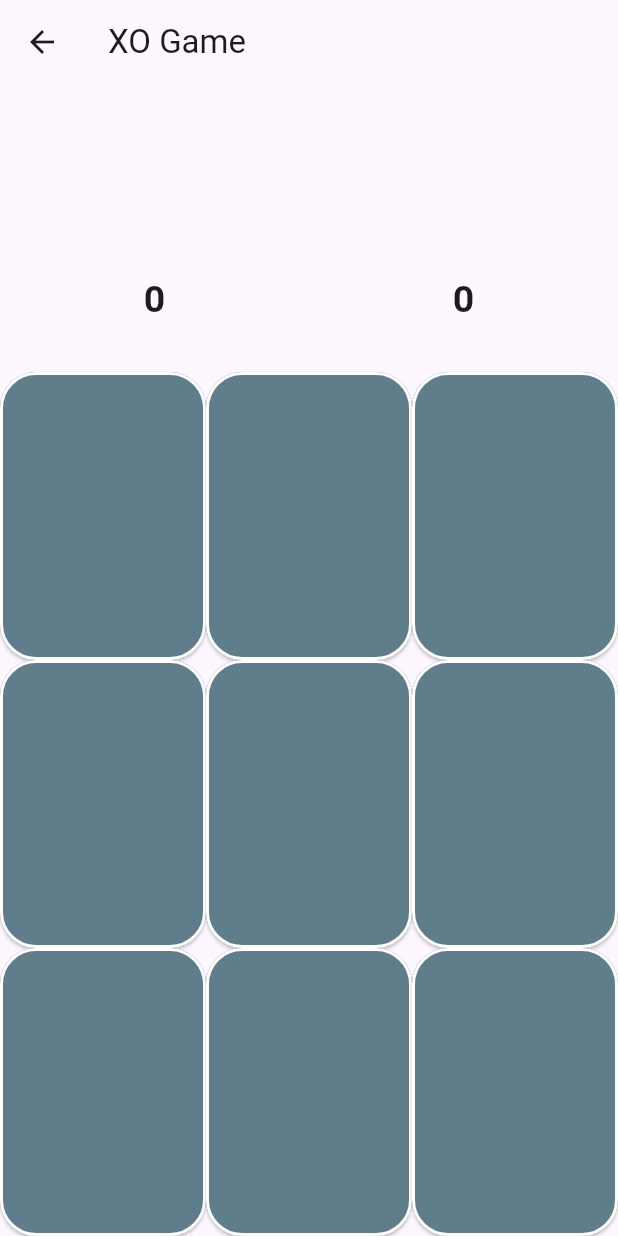
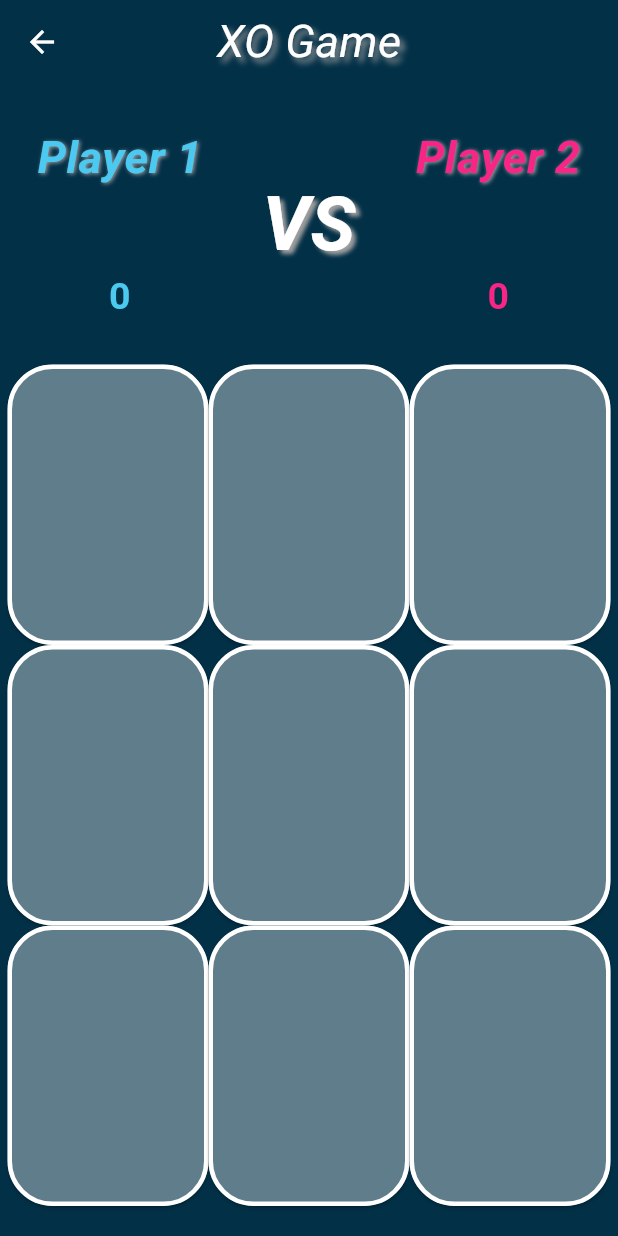
Before and after one commit to BeshoSafwat/Tic-Tac-Toe_Game, a Flutter app: the screen it shows after launch, after a tap on "Let's go", on a phone screen of 412 x 824 dp. Run offline on Flutter 3.47's test engine with Material 3 defaults, Android fonts, the phone set to English and light mode, and no system bars.

Commit message:
update app

```diff
--- a/lib/ganebutton.dart
+++ b/lib/ganebutton.dart
@@ -1,4 +1,3 @@
-
 import 'package:flutter/cupertino.dart';
 import 'package:flutter/material.dart';
 
@@ -6,25 +5,31 @@ class Game_Button extends StatelessWidget {
   String text;
   int index;
   Function ongameclick;
-  Game_Button(this.text,this.ongameclick,this.index);
+  var color = 0xff02c39a;
+
+  Game_Button(this.text, this.ongameclick, this.index);
+
   @override
   Widget build(BuildContext context) {
     return Expanded(
-      child: ElevatedButton(onPressed:(){
-        ongameclick(index);
-      } ,
-        child:Text(text,style: TextStyle(
-          fontWeight:FontWeight.w300,
-          fontSize: 60,
-          color: Colors.red
-        ),),
+      child: ElevatedButton(
+        onPressed: () {
+          ongameclick(index);
+        },
+        child: Text(
+          text,
+          style: TextStyle(
+            fontWeight: FontWeight.bold,
+            fontSize: 70,
+            color: text == 'X' ? Color(0xff4cc9f0) : Color(0xfff72585),
+          ),
+        ),
         style: ElevatedButton.styleFrom(
-          backgroundColor: Colors.blueGrey
-          ,shape: RoundedRectangleBorder(
-            borderRadius: BorderRadius.circular(24),
-            side: BorderSide(width: 2,color: Colors.white)
-        ),
-
+          backgroundColor: Colors.blueGrey,
+          shape: RoundedRectangleBorder(
+              borderRadius: BorderRadius.circular(30),
+              side: BorderSide(width: 3, color: Colors.white)
+          ),
         ),
       ),
     );
--- a/lib/logicscreen.dart
+++ /dev/null
@@ -1,89 +0,0 @@
-
-import 'package:flutter/cupertino.dart';
-import 'package:flutter/material.dart';
-import 'package:xogame/screenplayer.dart';
-
-
-import 'playermodel.dart';
-
-class Login_Screen extends StatelessWidget {
-  static const String routename='Login';
-  TextEditingController name1=TextEditingController();
-  TextEditingController name2=TextEditingController();
-  @override
-  Widget build(BuildContext context) {
-    return Scaffold(
-        backgroundColor: Colors.blueGrey,
-        appBar: AppBar(
-          title: Text("Login",style: TextStyle(fontSize: 30),),
-        ),
-        body: Column(
-          mainAxisAlignment: MainAxisAlignment.spaceAround,
-          children: [
-            Padding(
-              padding: const EdgeInsets.all(8.0),
-              child: TextField(
-                style: TextStyle(fontSize: 23),
-                controller: name1,
-                decoration: InputDecoration(
-                  fillColor: Colors.white,
-                  filled: true,
-                  hintText: "Enter Name Player1",
-                  hintStyle: TextStyle(fontSize: 25),
-                  enabledBorder: OutlineInputBorder(
-                      borderRadius: BorderRadius.circular(24),
-                      borderSide: BorderSide(color: Colors.black)
-                  ),
-                  focusedBorder:  OutlineInputBorder(
-                      borderRadius: BorderRadius.circular(24),
-                      borderSide: BorderSide(color: Colors.black,width: 2)
-                  ),
-                ),
-
-              ),
-            ),
-            Padding(
-              padding: const EdgeInsets.all(8.0),
-              child: TextField(
-                style: TextStyle(fontSize: 23),
-                controller: name2,
-                decoration: InputDecoration(
-                  fillColor: Colors.white,
-                  filled: true,
-                  hintText: "Enter Name Player2",
-                  hintStyle: TextStyle(fontSize: 25),
-                  enabledBorder: OutlineInputBorder(
-                      borderRadius: BorderRadius.circular(24),
-                      borderSide: BorderSide(color: Colors.black)
-                  ),
-                  focusedBorder:  OutlineInputBorder(
-                      borderRadius: BorderRadius.circular(24),
-                      borderSide: BorderSide(color: Colors.black,width: 2)
-                  ),
-                ),
-              ),
-            ),
-            ElevatedButton(onPressed: (){
-              Navigator.of(context).pushNamed(Screen_Player.routename,
-                  arguments: Player_Model(name1.text,name2.text)
-              );
-
-            },
-                child: Text("Let's go",style: TextStyle(
-                    fontSize: 25,color: Colors.black,
-                    fontWeight: FontWeight.bold
-                ),),
-                style: ElevatedButton.styleFrom(
-                    backgroundColor: Colors.white,
-                    shape: RoundedRectangleBorder(borderRadius:
-                    BorderRadius.circular(24),),
-                    side:BorderSide(color: Colors.black87),
-                    fixedSize: Size(200, 50)
-                )
-            )
-          ],
-        )
-    );
-  }
-
-}
--- /dev/null
+++ b/lib/loginscreen.dart
@@ -0,0 +1,103 @@
+import 'package:flutter/cupertino.dart';
+import 'package:flutter/material.dart';
+import 'package:xogame/screenplayer.dart';
+
+
+String player1 = "Player 1";
+String player2 = 'Player 2';
+
+class Login_Screen extends StatelessWidget {
+  static const String routename = 'Login';
+
+  @override
+  Widget build(BuildContext context) {
+    return SafeArea(
+      child: Scaffold(
+          backgroundColor:  Color(0xff023047),
+          appBar: AppBar(
+            title: const Text("X-O",
+                style: TextStyle(
+                    color: Colors.white,
+                    fontSize: 30,
+                    fontStyle: FontStyle.italic,
+                    shadows: [
+                      Shadow(
+                          color: Colors.grey,
+                          blurRadius: 5,
+                          offset: Offset(3, 3))
+                    ])),
+            centerTitle: true,
+            backgroundColor: Colors.transparent,
+          ),
+          body: Column(
+            mainAxisAlignment: MainAxisAlignment.spaceAround,
+            children: [
+              Padding(
+                padding: const EdgeInsets.all(20.0),
+                child: TextField(
+                  onChanged: (value) {
+                    player1 = value;
+                  },
+                  style: const TextStyle(fontSize: 20),
+                  decoration: InputDecoration(
+                    fillColor: Colors.white,
+                    filled: true,
+                    hintText: "Player 1",
+                    //hintStyle: TextStyle(fontSize: 20),
+                    enabledBorder: OutlineInputBorder(
+                        borderRadius: BorderRadius.circular(24),
+                        borderSide: const BorderSide(color: Colors.black)),
+                    focusedBorder: OutlineInputBorder(
+                        borderRadius: BorderRadius.circular(24),
+                        borderSide:
+                            const BorderSide(color: Colors.black, width: 2)),
+                  ),
+                ),
+              ),
+              Padding(
+                padding: const EdgeInsets.all(20.0),
+                child: TextField(
+                  onChanged: (value) {
+                    player2 = value;
+                  },
+                  style: const TextStyle(fontSize: 20),
+                  decoration: InputDecoration(
+                    fillColor: Colors.white,
+                    filled: true,
+                    hintText: "Player 2",
+                    //hintStyle: TextStyle(fontSize: 25),
+                    enabledBorder: OutlineInputBorder(
+                        borderRadius: BorderRadius.circular(24),
+                        borderSide: const BorderSide(color: Colors.black)),
+                    focusedBorder: OutlineInputBorder(
+                        borderRadius: BorderRadius.circular(24),
+                        borderSide:
+                            const BorderSide(color: Colors.black, width: 2)),
+                  ),
+                ),
+              ),
+              ElevatedButton(
+                  onPressed: () {
+                    Navigator.of(context).pushNamed(
+                      Screen_Player.routename,
+                    );
+                  },
+                  style: ElevatedButton.styleFrom(
+                      backgroundColor: Colors.white,
+                      shape: RoundedRectangleBorder(
+                        borderRadius: BorderRadius.circular(24),
+                      ),
+                      side: const BorderSide(color: Colors.black87),
+                      fixedSize: const Size(200, 50)),
+                  child: const Text(
+                    "Let's go",
+                    style: TextStyle(
+                        fontSize: 25,
+                        color: Colors.black,
+                        fontWeight: FontWeight.bold),
+                  )),
+            ],
+          )),
+    );
+  }
+}
--- a/lib/main.dart
+++ b/lib/main.dart
@@ -1,7 +1,8 @@
 import 'package:flutter/material.dart';
 import 'package:xogame/screenplayer.dart';
 
-import 'logicscreen.dart';
+
+import 'loginscreen.dart';
 
 
 void main() {
--- a/lib/playermodel.dart
+++ /dev/null
@@ -1,9 +0,0 @@
-
-import 'package:flutter/cupertino.dart';
-
-class Player_Model {
-  String name1;
-  String name2;
-  Player_Model(this.name1,this.name2);
-
-}
--- a/lib/screenplayer.dart
+++ b/lib/screenplayer.dart
@@ -1,53 +1,99 @@
-
 import 'package:flutter/cupertino.dart';
 import 'package:flutter/material.dart';
-import 'package:xogame/playermodel.dart';
-
+import 'package:xogame/loginscreen.dart';
 import 'ganebutton.dart';
 
+class Screen_Player extends StatefulWidget {
+  static const String routename = 'Screen_Player';
 
-class Screen_Player extends StatefulWidget {
-  static const String routename='Screen_Player';
   @override
   State<Screen_Player> createState() => _Screen_PlayerState();
 }
 
 class _Screen_PlayerState extends State<Screen_Player> {
-  List <String>board=[
-    "","","",
-    "","","",
-    "","","",
+  List<String> board = [
+    "",
+    "",
+    "",
+    "",
+    "",
+    "",
+    "",
+    "",
+    "",
   ];
-  int score1=0,score2=0;
+  int score1 = 0, score2 = 0;
+
   @override
   Widget build(BuildContext context) {
-    var args=ModalRoute.of(context)?.settings.arguments as Player_Model;
-    return Scaffold(
-        appBar: AppBar(
-          title: Text("XO Game"),
-        ),
-        body: Column(
+    return SafeArea(
+      child: Scaffold(backgroundColor:  Color(0xff023047),
+          appBar: AppBar(iconTheme: IconThemeData(color: Colors.white),centerTitle: true,
+            backgroundColor: Colors.transparent,
+            title: Text("XO Game", style: TextStyle(
+                    color: Colors.white, fontSize: 30,
+                    fontStyle: FontStyle.italic,
+                    shadows: [Shadow(color: Colors.grey, blurRadius: 5, offset: Offset(3, 3))
+                    ])),),
+          body: Padding(
+            padding: EdgeInsets.symmetric(horizontal: 5),
+            child: Column(
               children: [
                 Expanded(
-              child: Row(
-                mainAxisAlignment: MainAxisAlignment.spaceAround,
+                  child: Row(mainAxisAlignment: MainAxisAlignment.spaceAround,
                     children: [
-                  Column(
-                    mainAxisAlignment: MainAxisAlignment.spaceAround,
+                      Column(mainAxisAlignment: MainAxisAlignment.spaceAround,
                         children: [
-                      Text(args.name1,style: TextStyle(fontSize: 25,
+                          Text(player1, style: TextStyle(
+                          fontStyle: FontStyle.italic,
+                          shadows: [
+                            Shadow(
+                                color: Colors.grey,
+                                blurRadius: 3,
+                                offset: Offset(1, 1))
+                          ],
+                                color: Color(0xff4cc9f0), fontSize: 30,
                                 fontWeight: FontWeight.bold),),
-                      Text("$score1",style: TextStyle(fontSize: 25,
+                          Text("$score1", style: TextStyle(
+                                color: Color(0xff4cc9f0), fontSize: 25,
                                 fontWeight: FontWeight.bold),),
+                        ],
+                      ),
+                      Column(mainAxisAlignment: MainAxisAlignment.spaceAround,
+                        children: [
+                          Text("VS",style: TextStyle(
+                          fontStyle: FontStyle.italic,
+                          shadows: [
+                            Shadow(
+                                color: Colors.grey,
+                                blurRadius: 3,
+                                offset: Offset(3, 3))
+                          ],
+                          color: Colors.white, fontSize: 50,
+                          fontWeight: FontWeight.bold)),
                         ],
                       ),
                       Column(
                         mainAxisAlignment: MainAxisAlignment.spaceAround,
                         children: [
-                      Text(args.name2,style: TextStyle(fontSize: 25,
-                          fontWeight: FontWeight.bold ),),
-                      Text("$score2",style: TextStyle(fontSize: 25,
-                          fontWeight: FontWeight.bold),),
+                          Text(
+                            player2,
+                            style: TextStyle(
+                                fontStyle: FontStyle.italic,
+                                shadows: [
+                                  Shadow(
+                                      color: Colors.grey,
+                                      blurRadius: 3,
+                                      offset: Offset(1, 1))
+                                ],
+                                color: Color(0xfff72585),
+                                fontSize: 30,
+                                fontWeight: FontWeight.bold),
+                          ),
+                          Text("$score2", style: TextStyle(
+                                color: Color(0xfff72585), fontSize: 25,
+                                fontWeight: FontWeight.bold),
+                          ),
                         ],
                       )
                     ],
@@ -57,9 +103,9 @@ class _Screen_PlayerState extends State<Screen_Player> {
                   child: Row(
                     crossAxisAlignment: CrossAxisAlignment.stretch,
                     children: [
-                  Game_Button(board[0],onclicked,0),
-                  Game_Button(board[1],onclicked,1),
-                  Game_Button(board[2],onclicked,2),
+                      Game_Button(board[0], onclicked, 0),
+                      Game_Button(board[1], onclicked, 1),
+                      Game_Button(board[2], onclicked, 2),
                     ],
                   ),
                 ),
@@ -67,9 +113,9 @@ class _Screen_PlayerState extends State<Screen_Player> {
                   child: Row(
                     crossAxisAlignment: CrossAxisAlignment.stretch,
                     children: [
-                  Game_Button(board[3],onclicked,3),
-                  Game_Button(board[4],onclicked,4),
-                  Game_Button(board[5],onclicked,5),
+                      Game_Button(board[3], onclicked, 3),
+                      Game_Button(board[4], onclicked, 4),
+                      Game_Button(board[5], onclicked, 5),
                     ],
                   ),
                 ),
@@ -77,63 +123,74 @@ class _Screen_PlayerState extends State<Screen_Player> {
                   child: Row(
                     crossAxisAlignment: CrossAxisAlignment.stretch,
                     children: [
-                  Game_Button(board[6],onclicked,6),
-                  Game_Button(board[7],onclicked,7),
-                  Game_Button(board[8],onclicked,8),
+                      Game_Button(board[6], onclicked, 6),
+                      Game_Button(board[7], onclicked, 7),
+                      Game_Button(board[8], onclicked, 8),
                     ],
                   ),
                 ),
+                SizedBox(height: 20,)
               ],
-        )
-
+            ),
+          )),
     );
   }
-  int counter=1;
-  void onclicked(index){
-    if(board[index].isNotEmpty)return;
-    if(counter.isOdd) {
+
+  int counter = 1;
+
+  void onclicked(index) {
+    if (board[index].isNotEmpty) return;
+    if (counter.isOdd) {
       board[index] = "X";
-      bool win=checkwinner("X");
-      if(win) {
+      bool win = checkwinner("X");
+      if (win) {
         score1++;
         restboard();
       }
-    }else{
-      board[index]="O";
-      bool win=checkwinner("O");
-      if(win) {
+    } else {
+      board[index] = "O";
+      bool win = checkwinner("O");
+      if (win) {
         score2++;
         restboard();
       }
     }
-    if(counter==9){
+    if (counter == 9) {
       restboard();
     }
-    setState(() {
-    });
+    setState(() {});
     counter++;
+  }
 
+  void restboard() {
+    board = [
+      "",
+      "",
+      "",
+      "",
+      "",
+      "",
+      "",
+      "",
+      "",
+    ];
+    counter = 0;
   }
-  void restboard(){
-    board=[
-      "","","",
-      "","","",
-      "","","",
-    ];
-    counter=0;
+
+  bool checkwinner(String symbol) {
+    for (int i = 0; i <= 6; i += 3) {
+      if (board[i] == symbol &&
+          board[i + 1] == symbol &&
+          board[i + 2] == symbol) return true;
     }
-  bool checkwinner(String symbol){
-    for(int i=0;i<=6;i+=3){
-      if(board[i]==symbol&&board[i+1]==symbol &&board[i+2]==symbol)
+    for (int i = 0; i < 3; i++) {
+      if (board[i] == symbol &&
+          board[i + 3] == symbol &&
+          board[i + 6] == symbol) return true;
+    }
+    if (board[0] == symbol && board[4] == symbol && board[8] == symbol)
       return true;
-    }
-    for(int i=0;i<3;i++){
-      if(board[i]==symbol&&board[i+3]==symbol &&board[i+6]==symbol)
-        return true;
-    }
-    if(board[0]==symbol&&board[4]==symbol&&board[8]==symbol)
-      return true;
-    if(board[2]==symbol&&board[4]==symbol&&board[6]==symbol)
+    if (board[2] == symbol && board[4] == symbol && board[6] == symbol)
       return true;
     return false;
   }
```
Also changed, not shown: 5 other files. Lines whose indentation alone changed are shown as unchanged.
